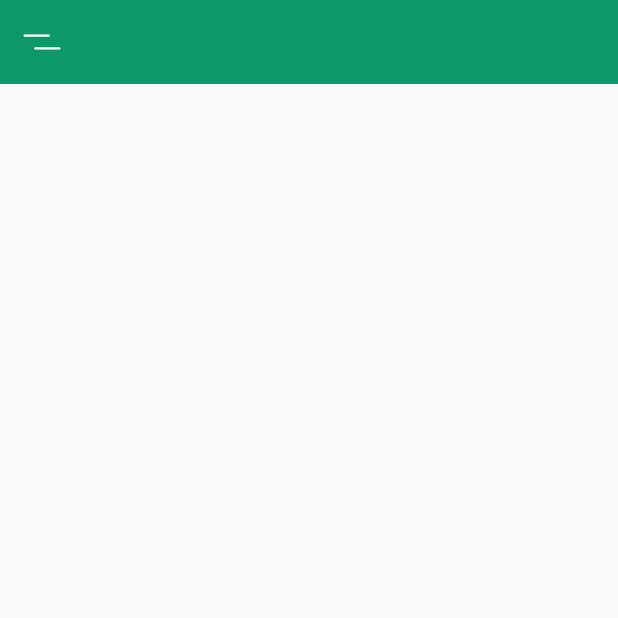
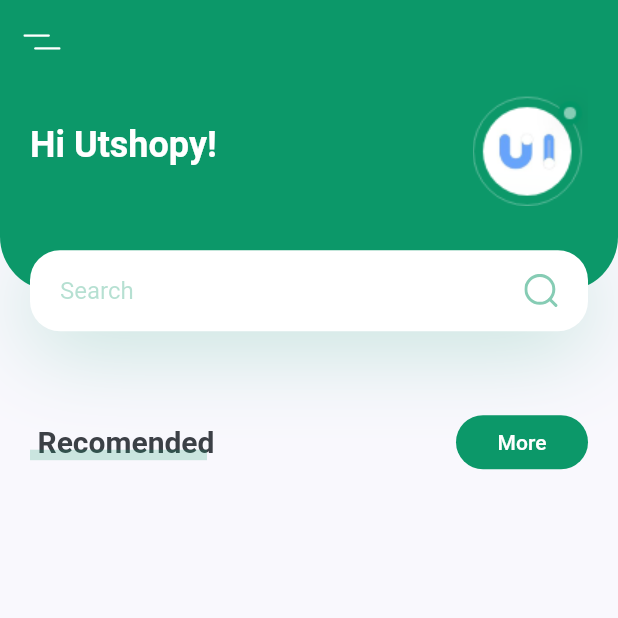
Before and after one commit to pritsorathiya5181/Plant-App, a Flutter app: the screen it shows after launch, on a phone screen of 412 x 824 dp, the top half of it. Run offline on Flutter 3.47's test engine with Material 2 defaults, Android fonts, the phone set to English and light mode, and no system bars; our stand-ins replace flutter_svg.

Commit message:
"setup titlebar"

```diff
--- /dev/null
+++ b/lib/screens/home/components/body.dart
@@ -0,0 +1,23 @@
+import 'package:Plant_app/constants.dart';
+import 'package:Plant_app/screens/home/components/complete_title.dart';
+import 'package:Plant_app/screens/home/components/header_box.dart';
+import 'package:flutter/material.dart';
+import 'package:flutter_svg/flutter_svg.dart';
+
+class Body extends StatelessWidget {
+  @override
+  Widget build(BuildContext context) {
+    Size size = MediaQuery.of(context).size;
+    return SingleChildScrollView(
+      child: Column(
+        children: <Widget>[
+          Headerbox(size: size),
+          CompleteTitle(
+            title: 'Recomended',
+            press: () {},
+          ),
+        ],
+      ),
+    );
+  }
+}
--- /dev/null
+++ b/lib/screens/home/components/complete_title.dart
@@ -0,0 +1,72 @@
+import 'package:Plant_app/constants.dart';
+import 'package:flutter/material.dart';
+
+class CompleteTitle extends StatelessWidget {
+  const CompleteTitle({Key key, this.title, this.press}) : super(key: key);
+
+  final String title;
+  final Function press;
+
+  @override
+  Widget build(BuildContext context) {
+    return Padding(
+      padding: const EdgeInsets.symmetric(horizontal: kDefaultPadding),
+      child: Row(
+        mainAxisAlignment: MainAxisAlignment.spaceBetween,
+        children: <Widget>[
+          StyleTitle(
+            text: title,
+          ),
+          FlatButton(
+            shape: RoundedRectangleBorder(
+              borderRadius: BorderRadius.circular(20.0),
+            ),
+            color: kPrimaryColor,
+            onPressed: press,
+            child: Text(
+              "More",
+              style: TextStyle(color: Colors.white),
+            ),
+          ),
+        ],
+      ),
+    );
+  }
+}
+
+class StyleTitle extends StatelessWidget {
+  const StyleTitle({
+    Key key,
+    this.text,
+  }) : super(key: key);
+
+  final String text;
+
+  @override
+  Widget build(BuildContext context) {
+    return Container(
+      height: 24,
+      child: Stack(
+        children: <Widget>[
+          Padding(
+            padding: const EdgeInsets.only(left: kDefaultPadding / 4),
+            child: Text(
+              text,
+              style: TextStyle(fontSize: 20, fontWeight: FontWeight.bold),
+            ),
+          ),
+          Positioned(
+            left: 0,
+            bottom: 0,
+            right: 0,
+            child: Container(
+              margin: EdgeInsets.only(right: kDefaultPadding / 4),
+              height: 7,
+              color: kPrimaryColor.withOpacity(0.2),
+            ),
+          )
+        ],
+      ),
+    );
+  }
+}
--- /dev/null
+++ b/lib/screens/home/components/header_box.dart
@@ -0,0 +1,88 @@
+import 'package:Plant_app/constants.dart';
+import 'package:flutter/material.dart';
+import 'package:flutter_svg/flutter_svg.dart';
+
+class Headerbox extends StatelessWidget {
+  const Headerbox({
+    Key key,
+    @required this.size,
+  }) : super(key: key);
+
+  final Size size;
+
+  @override
+  Widget build(BuildContext context) {
+    return Container(
+      margin: EdgeInsets.only(bottom: kDefaultPadding * 2.5),
+      height: size.height * 0.2,
+      child: Stack(
+        children: <Widget>[
+          Container(
+            padding: EdgeInsets.only(
+                left: kDefaultPadding,
+                right: kDefaultPadding,
+                bottom: 36 + kDefaultPadding),
+            height: size.height * 0.2 - 27,
+            decoration: BoxDecoration(
+              color: kPrimaryColor,
+              borderRadius: BorderRadius.only(
+                  bottomLeft: Radius.circular(36.0),
+                  bottomRight: Radius.circular(36.0)),
+            ),
+            child: Row(
+              children: <Widget>[
+                Text(
+                  'Hi Utshopy!',
+                  style: Theme.of(context).textTheme.headline5.copyWith(
+                      color: Colors.white, fontWeight: FontWeight.bold),
+                ),
+                Spacer(),
+                Image.asset("assets/images/logo.png"),
+              ],
+            ),
+          ),
+          Positioned(
+            bottom: 0,
+            left: 0,
+            right: 0,
+            child: Container(
+              alignment: Alignment.center,
+              margin: EdgeInsets.symmetric(horizontal: kDefaultPadding),
+              padding: EdgeInsets.symmetric(horizontal: kDefaultPadding),
+              height: 54,
+              decoration: BoxDecoration(
+                color: Colors.white,
+                borderRadius: BorderRadius.circular(20),
+                boxShadow: [
+                  BoxShadow(
+                    offset: Offset(0, 10),
+                    blurRadius: 50,
+                    color: kPrimaryColor.withOpacity(0.23),
+                  ),
+                ],
+              ),
+              child: Row(
+                children: <Widget>[
+                  Expanded(
+                    child: TextField(
+                      onChanged: (value) {},
+                      decoration: InputDecoration(
+                        hintText: "Search",
+                        hintStyle: TextStyle(
+                          color: kPrimaryColor.withOpacity(0.3),
+                        ),
+                        enabledBorder: InputBorder.none,
+                        focusedBorder: InputBorder.none,
+                      ),
+                    ),
+                  ),
+                  SvgPicture.asset("assets/icons/search.svg"),
+                ],
+              ),
+            ),
+          )
+        ],
+      ),
+    );
+  }
+}
--- a/lib/screens/home/home_screen.dart
+++ b/lib/screens/home/home_screen.dart
@@ -1,3 +1,4 @@
+import 'package:Plant_app/screens/home/components/body.dart';
 import 'package:flutter/material.dart';
 import 'package:flutter_svg/flutter_svg.dart';
 
@@ -6,6 +7,7 @@ class HomeScreen extends StatelessWidget {
   Widget build(BuildContext context) {
     return Scaffold(
       appBar: buildAppBar(),
+      body: Body(),
     );
   }
 
```
